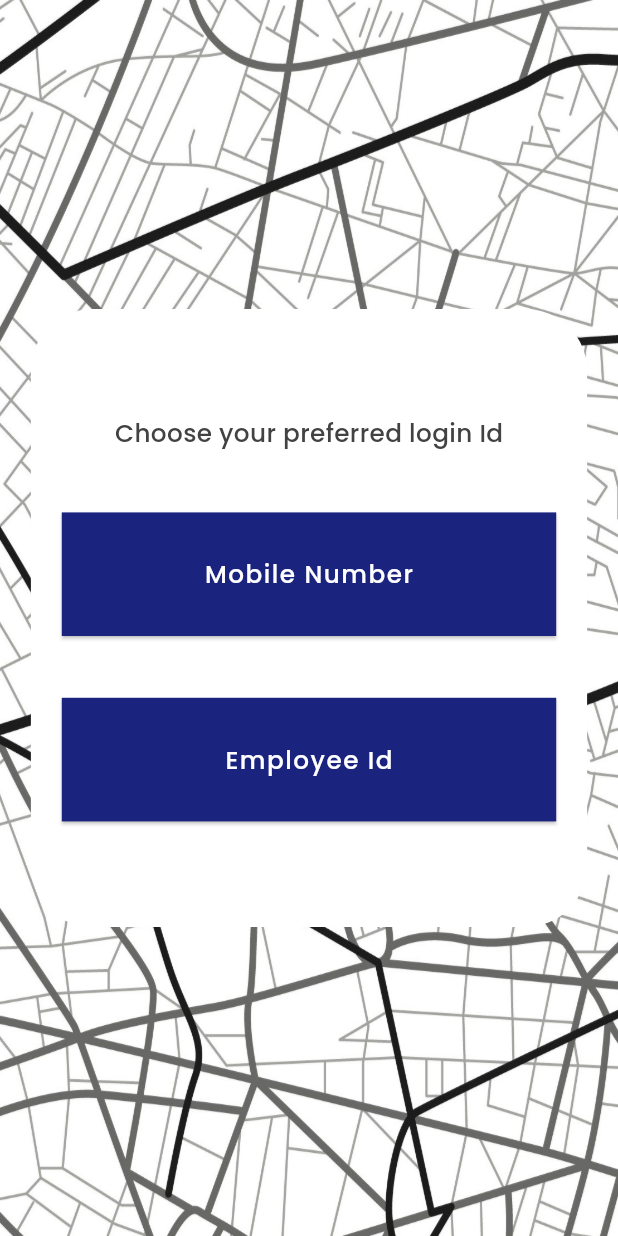
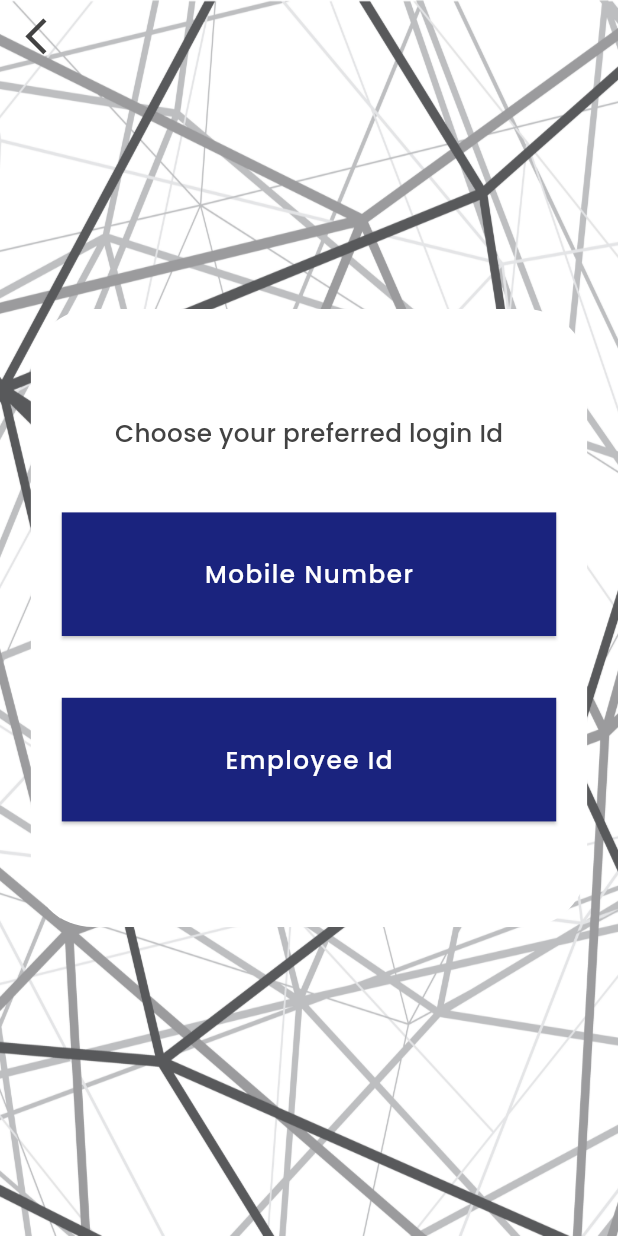
Before and after one commit to AbdulRahmanFares/employee_attendance_management, a Flutter app: the screen it shows after launch, after a tap on "Login", on a phone screen of 412 x 824 dp. Run offline on Flutter 3.47's test engine with Material 3 defaults, Android fonts, the phone set to English and light mode, and no system bars; our stand-ins replace geolocator, google_fonts; missing offline and left inert: colorful_safe_area, flutter_barcode_scanner, mobile_number.

```diff
--- a/lib/screens/home.dart
+++ b/lib/screens/home.dart
@@ -1,6 +1,7 @@
 import 'package:colorful_safe_area/colorful_safe_area.dart';
 import 'package:employee_attendance_management/constants.dart';
 import 'package:employee_attendance_management/screens/custom_clipper.dart';
+import 'package:employee_attendance_management/screens/user_access.dart';
 import 'package:flutter/material.dart';
 import 'package:google_fonts/google_fonts.dart';
 
@@ -255,6 +256,39 @@ class _HomeState extends State<Home> {
                   )
                 )
               )
+            ),
+            Align(
+              alignment: Alignment.topRight,
+              child: PopupMenuButton(
+                iconColor: obj.darkGray, // Popup icon color
+                color: Colors.white, // Popup menu color
+                itemBuilder: (context) => [
+                  PopupMenuItem(
+                    onTap: () => Navigator.pushReplacement(context, MaterialPageRoute(
+                      builder: (context) => const UserAccess() // Navigate to user access page
+                    )),
+                    child: Row(
+                      mainAxisAlignment: MainAxisAlignment.spaceEvenly,
+                      children: [
+                        Icon(
+                          Icons.logout_sharp,
+                          size: screenWidth * 0.06,
+                          color: obj.navyBlue
+                        ),
+                        Text(
+                          "Logout",
+                          style: GoogleFonts.poppins(
+                            fontSize: screenWidth * 0.045,
+                            color: obj.darkGray,
+                            fontWeight: FontWeight.w500,
+                            letterSpacing: 1
+                          )
+                        )
+                      ]
+                    )
+                  )
+                ]
+              )
             )
           ]
         )
--- a/lib/screens/id_preference.dart
+++ b/lib/screens/id_preference.dart
@@ -2,6 +2,7 @@ import 'package:colorful_safe_area/colorful_safe_area.dart';
 import 'package:employee_attendance_management/constants.dart';
 import 'package:employee_attendance_management/screens/employee_id.dart';
 import 'package:employee_attendance_management/screens/fetch_mobile_number.dart';
+import 'package:employee_attendance_management/screens/user_access.dart';
 import 'package:flutter/material.dart';
 import 'package:google_fonts/google_fonts.dart';
 
@@ -31,7 +32,7 @@ class IdPreference extends StatelessWidget {
               decoration: const BoxDecoration(
                 image: DecorationImage(
                   image: AssetImage(
-                    "assets/images/login_bg.jpg"
+                    "assets/images/id_preference_bg.jpg"
                   ),
                   fit: BoxFit.fill
                 )
@@ -105,6 +106,19 @@ class IdPreference extends StatelessWidget {
                   ]
                 )
               )
+            ),
+            Align(
+              alignment: Alignment.topLeft,
+              child: IconButton(
+                onPressed: () => Navigator.pushReplacement(context, MaterialPageRoute(
+                  builder: (context) => const UserAccess() // Navigate to user access page
+                )),
+                icon: Icon(
+                  Icons.arrow_back_ios_new,
+                  color: obj.darkGray,
+                  size: screenWidth * 0.07
+                )
+              )
             )
           ]
         )
--- a/lib/screens/splash.dart
+++ b/lib/screens/splash.dart
@@ -49,50 +49,45 @@ class _SplashState extends State<Splash> {
     return Scaffold(
       backgroundColor: Colors.white,
       body: Center(
+        child: Container(
+          height: screenHeight * 0.08,
+          width: screenWidth * 0.35,
+          decoration: BoxDecoration(
+            border: Border.all(
+              color: obj.darkGray
+            )
+          ),
+          alignment: Alignment.center,
+          child: Text(
+            "LOGO",
+            style: GoogleFonts.poppins(
+              fontSize: screenHeight * 0.04,
+              color: obj.navyBlue,
+              fontWeight: FontWeight.bold,
+              letterSpacing: 2
+            )
+          )
+        )
+      ),
+      bottomNavigationBar: Container(
+        margin: EdgeInsets.only(
+          bottom: screenHeight * 0.02
+        ),
         child: Row(
-          mainAxisAlignment: MainAxisAlignment.spaceEvenly,
+          mainAxisAlignment: MainAxisAlignment.center,
           children: [
             Text(
-              "SCAN",
+              "Powered by ",
               style: GoogleFonts.poppins(
-                fontSize: screenHeight * 0.05,
+                fontSize: screenWidth * 0.04,
                 color: obj.darkGray,
-                fontWeight: FontWeight.bold,
+                fontWeight: FontWeight.w500,
                 letterSpacing: 1
               )
             ),
-            Row(
-              mainAxisAlignment: MainAxisAlignment.spaceEvenly,
-              children: [
-                Text(
-                  "P",
-                  style: GoogleFonts.poppins(
-                    fontSize: screenHeight * 0.05,
-                    color: obj.navyBlue,
-                    fontWeight: FontWeight.bold
-                  )
-                ),
-                Padding(
-                  padding: EdgeInsets.only(
-                    left: screenWidth * 0.02,
-                    right: screenWidth * 0.02
-                  ),
-                  child: Image.asset(
-                    "assets/images/focus.png",
-                    height: screenWidth * 0.09,
-                    color: obj.darkGray
-                  )
-                ),
-                Text(
-                  "INT",
-                  style: GoogleFonts.poppins(
-                    fontSize: screenHeight * 0.05,
-                    color: obj.navyBlue,
-                    fontWeight: FontWeight.bold,
-                    letterSpacing: 1
-                  )
-                )
-              ]
+            Image.asset(
+              "assets/images/lead.png",
+              height: screenWidth * 0.07
             )
           ]
         )
```
Also changed, not shown: assets/images/id_preference_bg.jpg (added), assets/images/lead.png (added).
